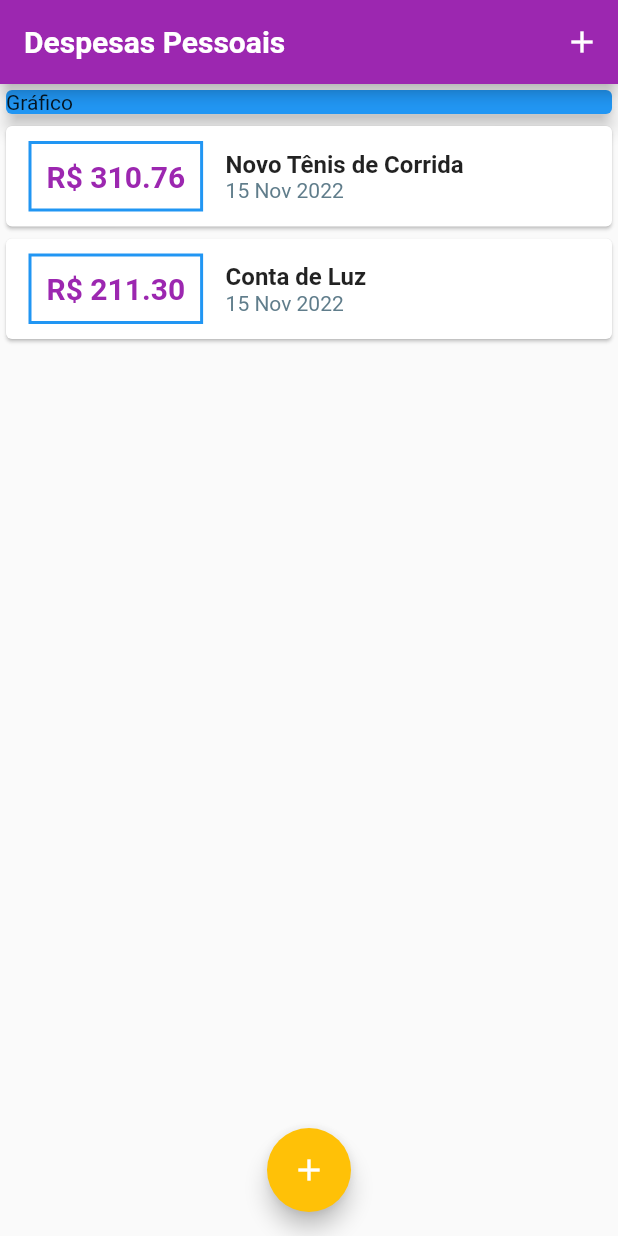
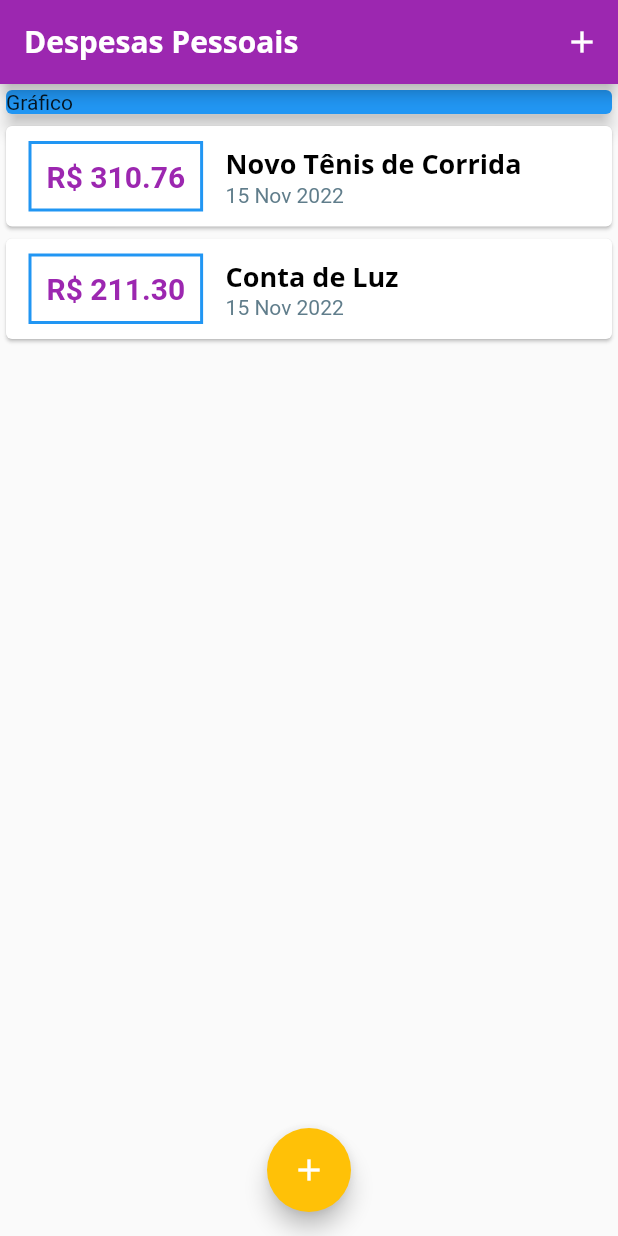
Before and after one commit to michelbaleeiro/expenses, a Flutter app: the screen it shows after launch, on a phone screen of 412 x 824 dp. Run offline on Flutter 3.47's test engine with Material 2 defaults, Android fonts, the phone set to English and light mode, and no system bars.

Commit message:
117. Fontes Personalizadas & Theme

```diff
--- a/lib/components/transaction_list.dart
+++ b/lib/components/transaction_list.dart
@@ -47,8 +47,7 @@ class TransactionList extends StatelessWidget {
                   children: <Widget>[
                     Text(
                       tr.title,
-                      style: const TextStyle(
-                          fontWeight: FontWeight.bold, fontSize: 16),
+                      style: Theme.of(context).textTheme.headline6,
                     ),
                     Text(
                       DateFormat('d MMM y').format(tr.date),
--- a/lib/main.dart
+++ b/lib/main.dart
@@ -33,6 +33,7 @@ class ExpensesApp extends StatelessWidget {
             fontFamily: 'OpenSans',
             fontSize: 20,
             fontWeight: FontWeight.bold,
+            color: Colors.white,
           ),
         ),
       ),
```
Also changed, not shown: pubspec.yaml (+11 -6 lines), assets/fonts/OpenSans-Bold.ttf (added), assets/fonts/OpenSans-Regular.ttf (added), assets/fonts/Quicksand-Bold.ttf (added), assets/fonts/Quicksand-Light.ttf (added), assets/fonts/Quicksand-Medium.ttf (added), assets/fonts/Quicksand-Regular.ttf (added), 1 other file.
